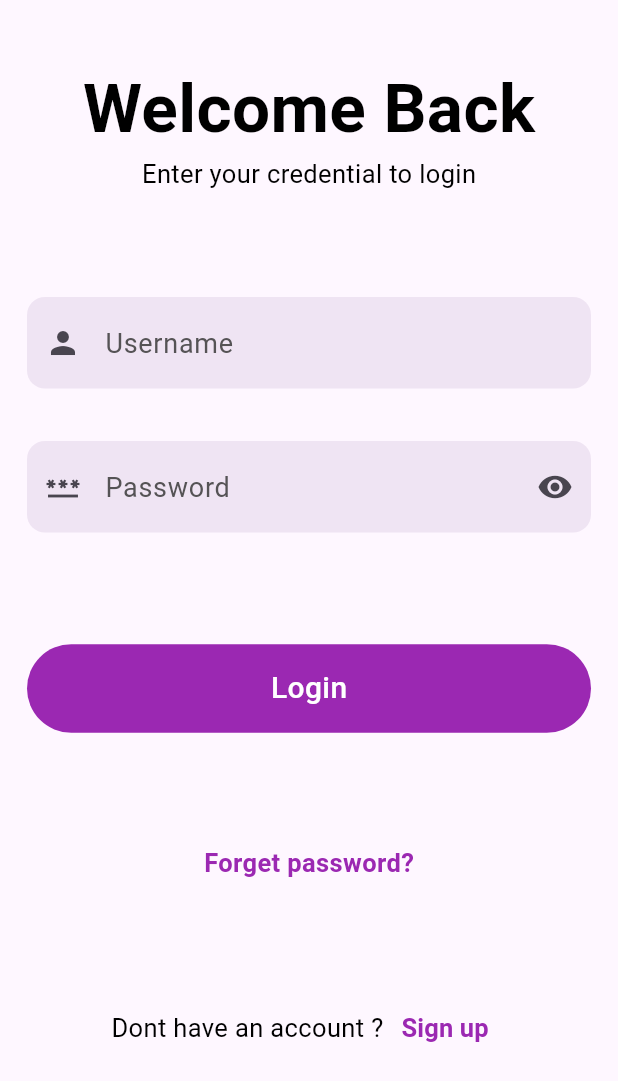
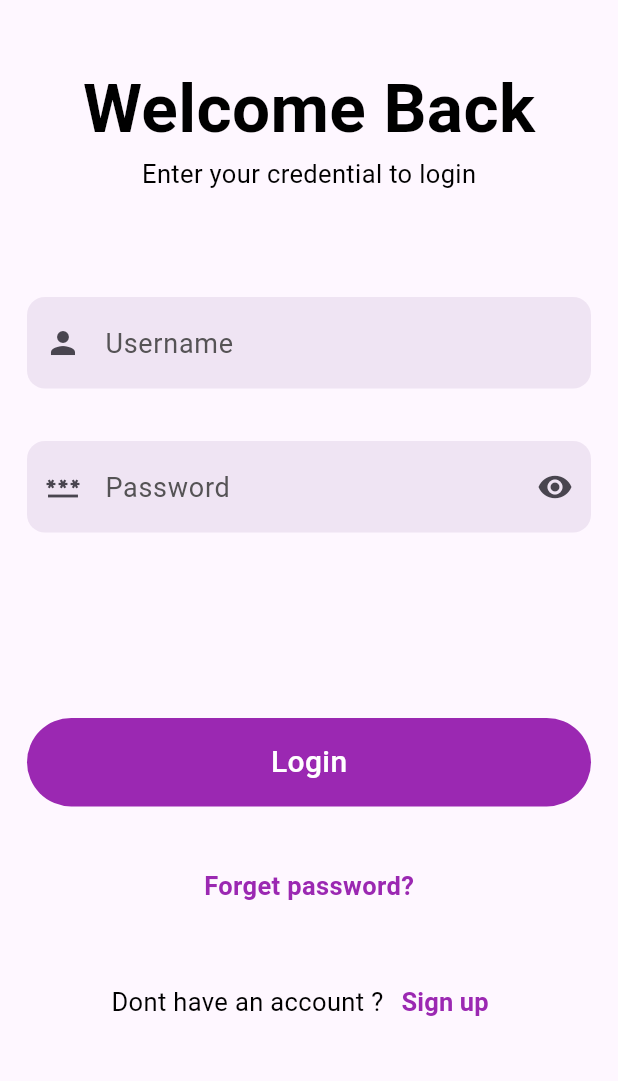
Before and after one commit to Youssef-Ma7moud-Eid/Flutter-ITI, a Flutter app: the LoginView screen opened directly, after a tap on "Sign up", after a tap on "Sign Up", on a phone screen of 412 x 824 dp. Shown: the top 1081 px of the screen. Run offline on Flutter 3.47's test engine with Material 3 defaults, Android fonts, the light colour scheme and no system bars.

Commit message:
add singlescroll view

```diff
--- a/lib/views/login_view.dart
+++ b/lib/views/login_view.dart
@@ -3,18 +3,14 @@ import 'package:iti_flutter/views/sign_up_view.dart';
 import 'package:iti_flutter/widgets/button_widget.dart';
 import 'package:iti_flutter/widgets/text_form_field.dart';
 
-class LoginView extends StatefulWidget {
+class LoginView extends StatelessWidget {
   const LoginView({super.key});
 
-  @override
-  State<LoginView> createState() => _LoginViewState();
-}
-
-class _LoginViewState extends State<LoginView> {
   @override
   Widget build(BuildContext context) {
     return Scaffold(
       body: SafeArea(
+        child: SingleChildScrollView(
           child: Container(
             alignment: Alignment.center,
             margin: EdgeInsets.symmetric(horizontal: 18, vertical: 40),
@@ -49,7 +45,7 @@ class _LoginViewState extends State<LoginView> {
                   text: 'Password',
                   observertext: true,
                 ),
-              Spacer(),
+                SizedBox(height: MediaQuery.sizeOf(context).height * .15),
 
                 ButtonWidget(
                   textcolor: Colors.white,
@@ -61,7 +57,7 @@ class _LoginViewState extends State<LoginView> {
                     );
                   },
                 ),
-              Spacer(),
+                SizedBox(height: MediaQuery.sizeOf(context).height * .05),
                 Text(
                   'Forget password?',
                   style: TextStyle(
@@ -70,7 +66,7 @@ class _LoginViewState extends State<LoginView> {
                     fontWeight: FontWeight.w600,
                   ),
                 ),
-              Spacer(),
+                SizedBox(height: MediaQuery.sizeOf(context).height * .05),
                 Row(
                   mainAxisAlignment: MainAxisAlignment.center,
                   children: [
@@ -99,8 +95,8 @@ class _LoginViewState extends State<LoginView> {
                     ),
                   ],
                 ),
-              Spacer(),
               ],
+            ),
           ),
         ),
       ),
--- a/lib/views/sign_up_view.dart
+++ b/lib/views/sign_up_view.dart
@@ -12,6 +12,7 @@ class SignUpView extends StatelessWidget {
     return Scaffold(
       appBar: AppBar(),
       body: SafeArea(
+        child: SingleChildScrollView(
           child: Container(
             alignment: Alignment.center,
             margin: EdgeInsets.symmetric(horizontal: 18, vertical: 40),
@@ -52,9 +53,7 @@ class SignUpView extends StatelessWidget {
                     width: 1.5, // Border thickness
                   ),
                 ),
-              Spacer(),
-
-              Spacer(),
+                SizedBox(height: MediaQuery.sizeOf(context).height * .05),
                 Row(
                   mainAxisAlignment: MainAxisAlignment.center,
                   children: [
@@ -83,8 +82,8 @@ class SignUpView extends StatelessWidget {
                     ),
                   ],
                 ),
-              Spacer(),
               ],
+            ),
           ),
         ),
       ),
```
Lines whose indentation alone changed are shown as unchanged.
